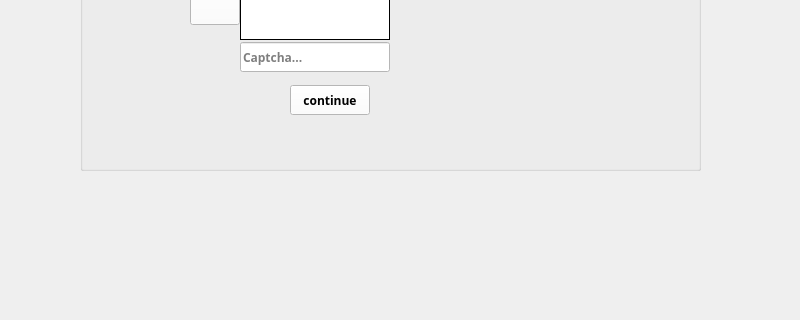
KiarashDalir2003/FarmManagementProject, file loginpage.ui: the form before one commit; both pictures show x 0 to 800 and y 390 to 710 of the 800 by 800 pixel window.
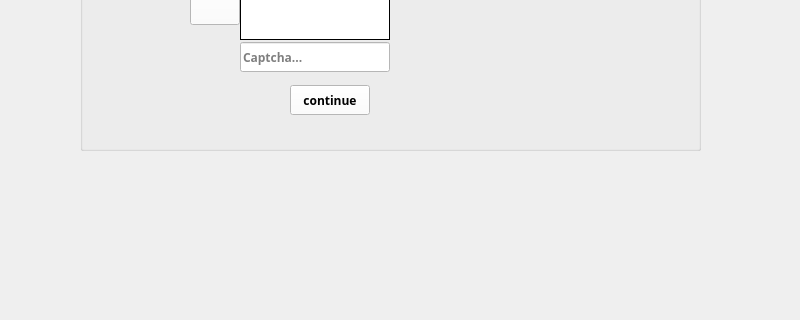
The form after the commit. Icons and pictures are not drawn.

Commit message: not important commit, update code for edit images and sounds path in loginpage.cpp and run the project

Diff of the .ui file:
```diff
--- a/loginpage.ui
+++ b/loginpage.ui
@@ -44,7 +44,7 @@
       <x>80</x>
       <y>110</y>
       <width>621</width>
-      <height>451</height>
+      <height>431</height>
      </rect>
     </property>
     <property name="font">
```
The commit also changes 2 other files.
